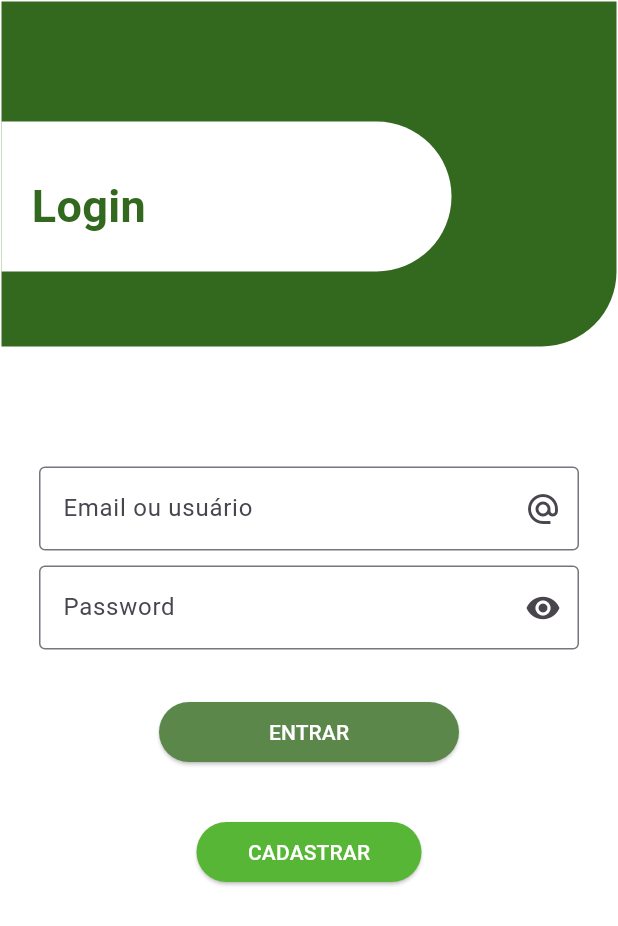
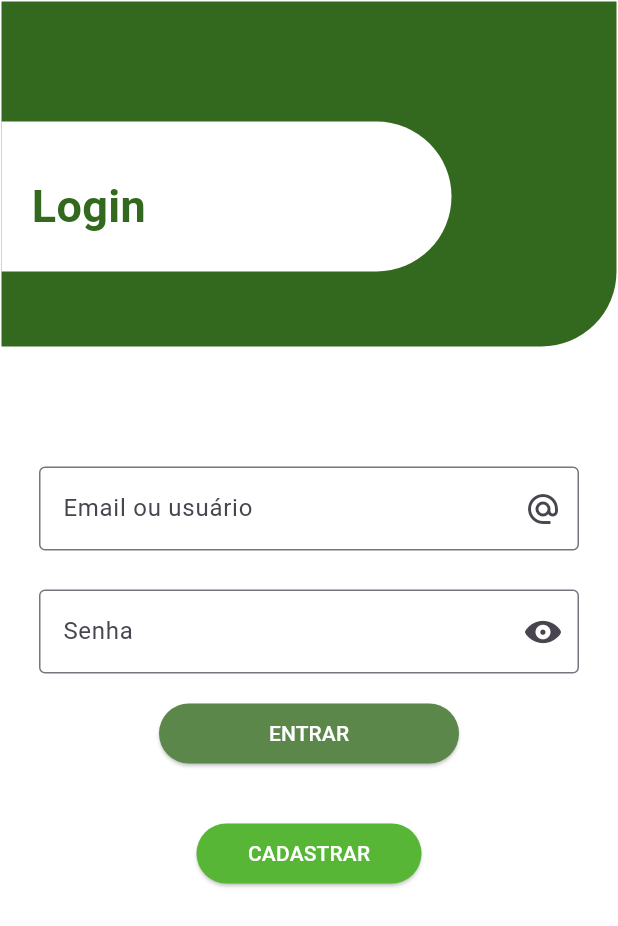
Before and after one commit to oagarian/PMobile, a Flutter app: the TelaLogin screen opened directly, after a tap on "ENTRAR", on a phone screen of 412 x 824 dp. Shown: the top 926 px of the screen. Run offline on Flutter 3.47's test engine with Material 3 defaults, Android fonts, the phone set to English and light mode, and no system bars; our stand-ins replace google_nav_bar, image_picker, sqflite, video_player; accounts and stored records are empty.

Commit message:
UIOA GTJKDHASDK

```diff
--- a/lib/Main.dart
+++ b/lib/main.dart
@@ -4,6 +4,6 @@ import 'package:projeto/telas/TelaPerfil.dart';
 
 void main() {
   runApp(
-    MaterialApp(debugShowCheckedModeBanner: false, home: TelaPerfil()),
+    MaterialApp(debugShowCheckedModeBanner: false, home: TelaLogin()),
   );
 }
--- a/lib/telas/TelaLogin.dart
+++ b/lib/telas/TelaLogin.dart
@@ -1,3 +1,4 @@
+import 'package:flutter/cupertino.dart';
 import 'package:flutter/material.dart';
 import 'package:projeto/telas/telaPrincipal.dart';
 import 'package:projeto/widgets/ContainerTopo.dart';
@@ -9,6 +10,12 @@ class TelaLogin extends StatefulWidget {
 }
 
 class _TelaLoginState extends State<TelaLogin> {
+TextEditingController userController = TextEditingController();
+  TextEditingController passwordController = TextEditingController();
+  bool mostrarSenha = true;
+TextEditingController emailController = TextEditingController();
+  String email = '';
+  String Password = '';
   @override
   Widget build(BuildContext context) {
     return Scaffold(
@@ -27,26 +34,16 @@ class _TelaLoginState extends State<TelaLogin> {
               textTop: 115,
               fontSize: 30,
             ),
-            buildForm(context),
-          ],
-        ),
-      ),
-    );
-  }
-}
-
-buildForm(BuildContext context) {
-  String email = '';
-  String Password = '';
-  return Container(
+            Container(
     padding: EdgeInsets.only(left: 25, right: 25, top: 80),
     child: Column(
       crossAxisAlignment: CrossAxisAlignment.stretch,
       mainAxisAlignment: MainAxisAlignment.center,
       children: <Widget>[
         TextField(
+          controller: emailController,
           onChanged: (Text) {
-            email = Text;
+            email= Text;
           },
           keyboardType: TextInputType.emailAddress,
           decoration: const InputDecoration(
@@ -57,21 +54,41 @@ buildForm(BuildContext context) {
         ),
         SizedBox(
           height: 10,
-        ),
-        TextField(
-          obscureText: true,
-          onChanged: (Text) {
-            Password = Text;
-          },
-          decoration: InputDecoration(
-            labelText: 'Password',
-            suffixIcon: Icon(Icons.visibility),
-            border: OutlineInputBorder(),
-          ),
-        ),
-        SizedBox(
-          height: 15,
-        ),
+        ),const SizedBox(height: 16),
+              TextField(
+                controller: passwordController,
+                obscureText: mostrarSenha,
+                decoration: InputDecoration(
+                  hintText: 'Senha',
+                  suffixIcon: InkWell(
+                    onTap: () {
+                      setState(() {
+                        mostrarSenha = !mostrarSenha;
+                      });
+                    },
+                    child: mostrarSenha
+                        ? Icon(CupertinoIcons.eye_fill)
+                        : Icon(CupertinoIcons.eye_slash),
+                  ),
+                  border: OutlineInputBorder(),
+                ),
+              ),
+        // TextField(
+        //   obscureText: true,
+        //   onChanged: (Text) {
+        //     Password = Text;
+        //   },
+        //   decoration: InputDecoration(
+        //     labelText: 'Password',
+        //     suffixIcon: Icon(Icons.visibility),
+        //     border: OutlineInputBorder(),
+        //   ),
+        // ),
+        // SizedBox(
+        //   height: 15,
+        // ),
+
+
         Center(
           child: Container(
             margin: const EdgeInsets.all(20.0),
@@ -86,15 +103,15 @@ buildForm(BuildContext context) {
                   ),
                 ),
                 onPressed: () {
-                  if (email == 'aluno.com.br' && Password == '123') {
-                    print('correto');
-                    Navigator.push(
-                      context,
-                      MaterialPageRoute(builder: (context) => TelaPrincipal()),
-                    );
-                  } else {
-                    print('aaaaa');
-                  }
+                  // if (email == 'aluno.com.br' && Password == '123') {
+                  //   print('correto');
+                  //   Navigator.push(
+                  //     context,
+                  //     MaterialPageRoute(builder: (context) => TelaPrincipal()),
+                  //   );
+                  // } else {
+                  //   print('aaaaa');
+                  // }
                 },
                 child: Text(
                   'ENTRAR',
@@ -127,5 +144,45 @@ buildForm(BuildContext context) {
         ),
       ],
     ),
-  );
+  )
+          ],
+        ),
+      ),
+    );
+  }
+  Future<void> onPressed() async {
+    String email = userController.text;
+    String password = passwordController.text;
+
+
+
+    bool result = await UserDao().autenticar(email: email, password: password);
+    if (result) {
+      Navigator.pushReplacement(
+        context,
+        MaterialPageRoute(
+          builder: (context) {
+            return TelaPrincipal();
+          },
+        ),
+      );
+    } else {
+      final snackBar = SnackBar(
+        content: Text('Usuário e/ou senha incorretos!'),
+      );
+
+      ScaffoldMessenger.of(context).showSnackBar(snackBar);
+    }
+  }
+
+  void onRegisterUser() {
+    Navigator.push(
+      context,
+      MaterialPageRoute(
+        builder: (context) {
+          return const RegisterUser();
+        },
+      ),
+    );
+  }
 }
--- a/lib/telas/TelaPerfil.dart
+++ b/lib/telas/TelaPerfil.dart
@@ -124,6 +124,7 @@ class _TelaPerfilState extends State<TelaPerfil> {
         image != null
             ? CircleAvatar(
                 backgroundImage: MemoryImage(image!),
+                radius: 75,
               )
             : Positioned(
                 child: Container(
```
Also changed, not shown: pubspec.lock, 1 other file.
